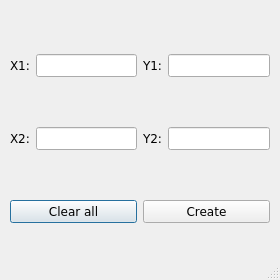
Old version of the form main/add_objects_forms/add_trappy_line_form.ui in the repository UmbrellaLeaf5/locus_no_pilotus.
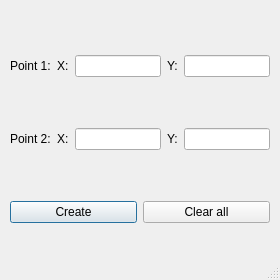
New version of the form. Icons and pictures are not drawn.

Commit message: update add gui objects forms

```diff
--- a/main/add_objects_forms/add_trappy_line_form.ui
+++ b/main/add_objects_forms/add_trappy_line_form.ui
@@ -10,6 +10,18 @@
     <height>280</height>
    </rect>
   </property>
+  <property name="sizePolicy">
+   <sizepolicy hsizetype="Fixed" vsizetype="Fixed">
+    <horstretch>0</horstretch>
+    <verstretch>0</verstretch>
+   </sizepolicy>
+  </property>
+  <property name="minimumSize">
+   <size>
+    <width>280</width>
+    <height>280</height>
+   </size>
+  </property>
   <property name="windowTitle">
    <string>Dialog</string>
   </property>
@@ -31,23 +43,11 @@
    <layout class="QGridLayout" name="gridLayout">
     <item row="2" column="0">
      <layout class="QHBoxLayout" name="buttonsLayout">
-      <item>
-       <widget class="QPushButton" name="clearPushButton">
-        <property name="font">
-         <font>
-          <family>Verdana</family>
-         </font>
-        </property>
-        <property name="text">
-         <string>Clear all</string>
-        </property>
-       </widget>
-      </item>
       <item>
        <widget class="QPushButton" name="createPushButton">
         <property name="font">
          <font>
-          <family>Verdana</family>
+          <family>Segoe UI</family>
          </font>
         </property>
         <property name="text">
@@ -55,19 +55,43 @@
         </property>
        </widget>
       </item>
+      <item>
+       <widget class="QPushButton" name="clearPushButton">
+        <property name="font">
+         <font>
+          <family>Segoe UI</family>
+         </font>
+        </property>
+        <property name="text">
+         <string>Clear all</string>
+        </property>
+       </widget>
+      </item>
      </layout>
     </item>
     <item row="0" column="0">
      <layout class="QHBoxLayout" name="firstPointLayout">
+      <item>
+       <widget class="QLabel" name="firstPointLabel">
+        <property name="font">
+         <font>
+          <family>Segoe UI</family>
+         </font>
+        </property>
+        <property name="text">
+         <string>Point 1:</string>
+        </property>
+       </widget>
+      </item>
       <item>
        <widget class="QLabel" name="firstPointAbscissaLabel">
         <property name="font">
          <font>
-          <family>Verdana</family>
+          <family>Segoe UI</family>
          </font>
         </property>
         <property name="text">
-         <string>X1:</string>
+         <string>X:</string>
         </property>
        </widget>
       </item>
@@ -75,7 +99,7 @@
        <widget class="QLineEdit" name="firstPointAbscissaLineEdit">
         <property name="font">
          <font>
-          <family>Verdana</family>
+          <family>Segoe UI</family>
          </font>
         </property>
        </widget>
@@ -84,11 +108,11 @@
        <widget class="QLabel" name="firstPointOrdinateLabel">
         <property name="font">
          <font>
-          <family>Verdana</family>
+          <family>Segoe UI</family>
          </font>
         </property>
         <property name="text">
-         <string>Y1:</string>
+         <string>Y:</string>
         </property>
        </widget>
       </item>
@@ -96,7 +120,7 @@
        <widget class="QLineEdit" name="firstPointOrdinateLineEdit">
         <property name="font">
          <font>
-          <family>Verdana</family>
+          <family>Segoe UI</family>
          </font>
         </property>
        </widget>
@@ -105,15 +129,27 @@
     </item>
     <item row="1" column="0">
      <layout class="QHBoxLayout" name="secondPointLayout">
+      <item>
+       <widget class="QLabel" name="secondPointLabel">
+        <property name="font">
+         <font>
+          <family>Segoe UI</family>
+         </font>
+        </property>
+        <property name="text">
+         <string>Point 2:</string>
+        </property>
+       </widget>
+      </item>
       <item>
        <widget class="QLabel" name="secondPointAbscissaLabel">
         <property name="font">
          <font>
-          <family>Verdana</family>
+          <family>Segoe UI</family>
          </font>
         </property>
         <property name="text">
-         <string>X2:</string>
+         <string>X:</string>
         </property>
        </widget>
       </item>
@@ -121,7 +157,7 @@
        <widget class="QLineEdit" name="secondPointAbscissaLineEdit">
         <property name="font">
          <font>
-          <family>Verdana</family>
+          <family>Segoe UI</family>
          </font>
         </property>
        </widget>
@@ -130,11 +166,11 @@
        <widget class="QLabel" name="secondPointOrdinateLabel">
         <property name="font">
          <font>
-          <family>Verdana</family>
+          <family>Segoe UI</family>
          </font>
         </property>
         <property name="text">
-         <string>Y2:</string>
+         <string>Y:</string>
         </property>
        </widget>
       </item>
@@ -142,7 +178,7 @@
        <widget class="QLineEdit" name="secondPointOrdinateLineEdit">
         <property name="font">
          <font>
-          <family>Verdana</family>
+          <family>Segoe UI</family>
          </font>
         </property>
        </widget>
```
Left out of the diff: 6 changed lines with no effect on the pictures. The commit also changes 6 other files.
